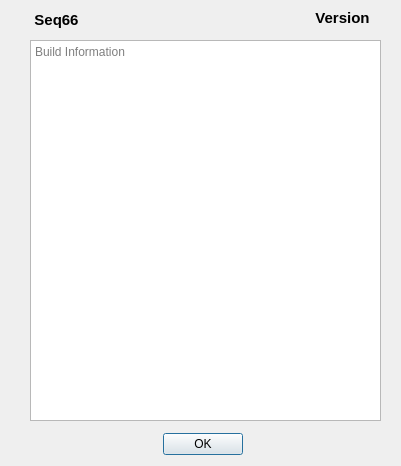
This is seq_qt5/forms/qsbuildinfo.ui in ahlstromcj/seq66 as Qt 5 draws it before an edit. The edited form follows.
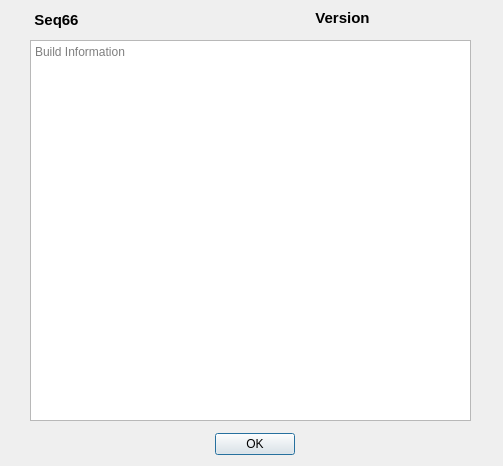
This is the edited form.

What changed in the file:
```diff
--- a/seq_qt5/forms/qsbuildinfo.ui
+++ b/seq_qt5/forms/qsbuildinfo.ui
@@ -6,7 +6,7 @@
    <rect>
     <x>0</x>
     <y>0</y>
-    <width>401</width>
+    <width>503</width>
     <height>466</height>
    </rect>
   </property>
@@ -16,7 +16,7 @@
   <widget class="QDialogButtonBox" name="buttonBox">
    <property name="geometry">
     <rect>
-     <x>152</x>
+     <x>204</x>
      <y>428</y>
      <width>91</width>
      <height>32</height>
@@ -80,7 +80,7 @@
     <rect>
      <x>30</x>
      <y>40</y>
-     <width>351</width>
+     <width>441</width>
      <height>381</height>
     </rect>
    </property>
```
